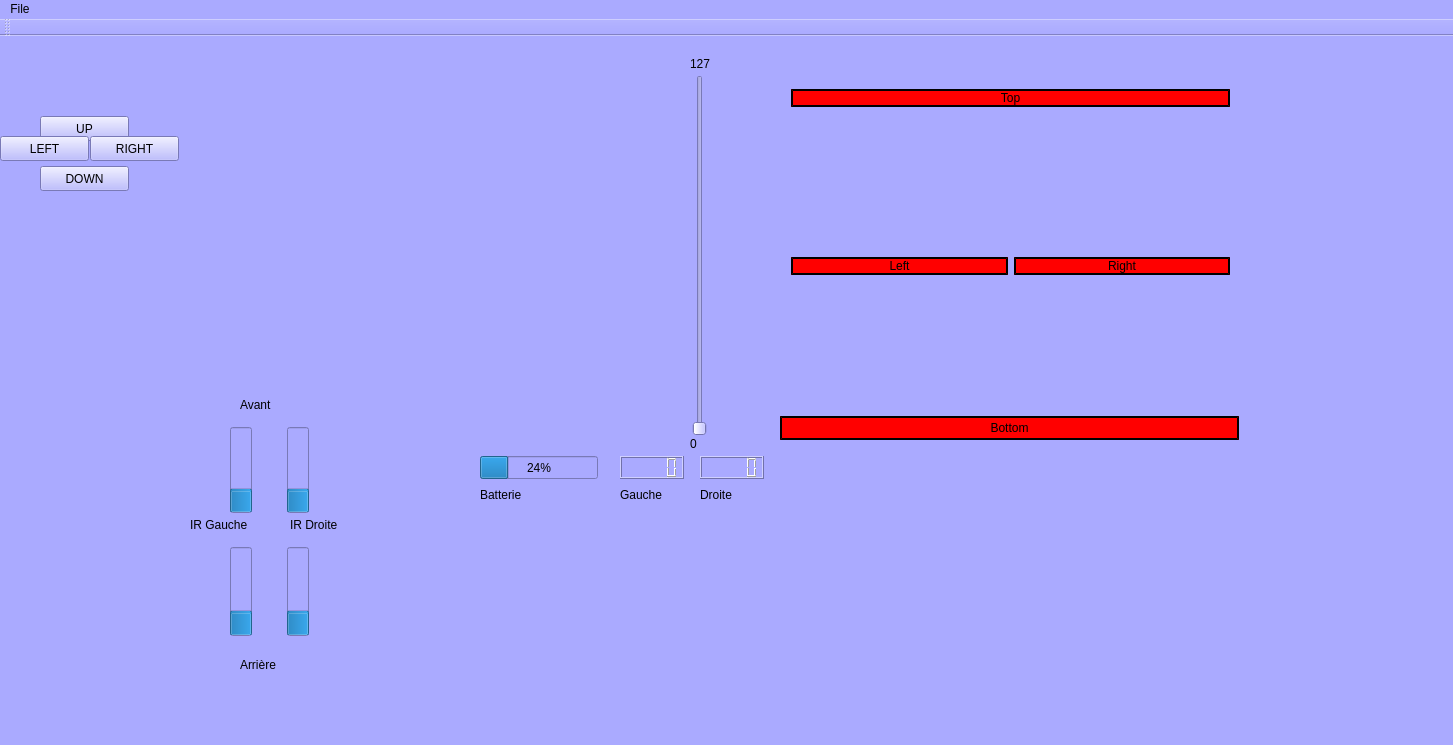
Old version of the form mainwindow.ui in the repository monsieur7/robotProjet.
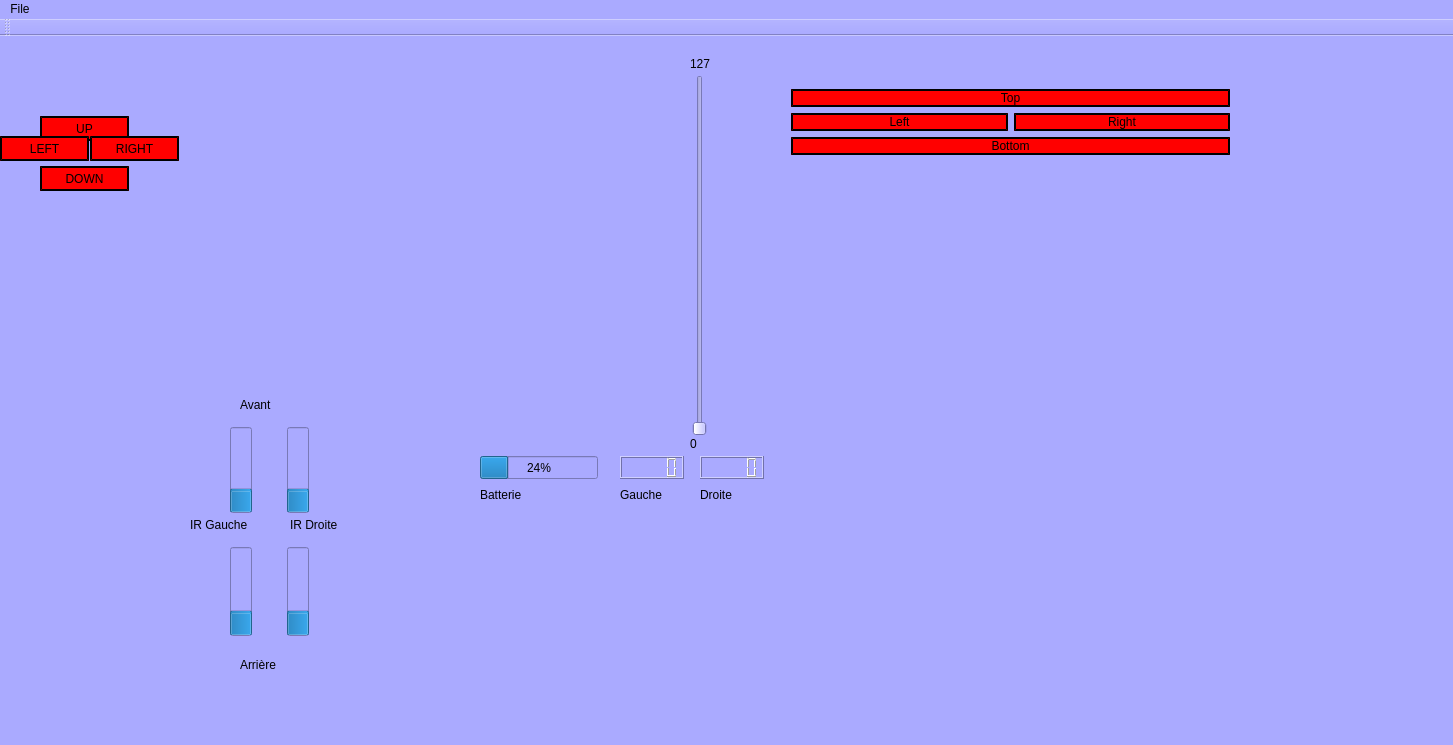
New version of the form.

Commit message: Changed buttons positions

What changed in the file:
```diff
--- a/mainwindow.ui
+++ b/mainwindow.ui
@@ -27,6 +27,32 @@
      </rect>
     </property>
     <layout class="QGridLayout" name="gridLayout">
+     <item row="5" column="0">
+      <spacer name="verticalSpacer_2">
+       <property name="orientation">
+        <enum>Qt::Vertical</enum>
+       </property>
+       <property name="sizeHint" stdset="0">
+        <size>
+         <width>20</width>
+         <height>40</height>
+        </size>
+       </property>
+      </spacer>
+     </item>
+     <item row="7" column="0">
+      <spacer name="verticalSpacer">
+       <property name="orientation">
+        <enum>Qt::Vertical</enum>
+       </property>
+       <property name="sizeHint" stdset="0">
+        <size>
+         <width>20</width>
+         <height>40</height>
+        </size>
+       </property>
+      </spacer>
+     </item>
      <item row="1" column="0">
       <widget class="QPushButton" name="Top">
        <property name="styleSheet">
@@ -49,19 +75,6 @@
        </property>
       </widget>
      </item>
-     <item row="4" column="0">
-      <spacer name="verticalSpacer_2">
-       <property name="orientation">
-        <enum>Qt::Vertical</enum>
-       </property>
-       <property name="sizeHint" stdset="0">
-        <size>
-         <width>20</width>
-         <height>40</height>
-        </size>
-       </property>
-      </spacer>
-     </item>
      <item row="3" column="0">
       <layout class="QHBoxLayout" name="horizontalLayout">
        <item>
@@ -110,18 +123,27 @@
        </item>
       </layout>
      </item>
-     <item row="2" column="0">
-      <spacer name="verticalSpacer">
-       <property name="orientation">
-        <enum>Qt::Vertical</enum>
+     <item row="4" column="0">
+      <widget class="QPushButton" name="bottom">
+       <property name="styleSheet">
+        <string notr="true">QPushButton {
+    background-color: red;
+    border-style: outset;
+    border-width: 2px;
+    border-color: black;
+}
+
+QPushButton:pressed {
+    background-color: green; 
+}</string>
        </property>
-       <property name="sizeHint" stdset="0">
-        <size>
-         <width>20</width>
-         <height>40</height>
-        </size>
+       <property name="text">
+        <string>Bottom</string>
        </property>
-      </spacer>
+       <property name="shortcut">
+        <string>S</string>
+       </property>
+      </widget>
      </item>
     </layout>
    </widget>
@@ -136,34 +158,6 @@
     </property>
     <layout class="QGridLayout" name="gridLayout_2"/>
    </widget>
-   <widget class="QPushButton" name="bottom">
-    <property name="geometry">
-     <rect>
-      <x>780</x>
-      <y>380</y>
-      <width>459</width>
-      <height>24</height>
-     </rect>
-    </property>
-    <property name="styleSheet">
-     <string notr="true">QPushButton {
-    background-color: red;
-    border-style: outset;
-    border-width: 2px;
-    border-color: black;
-}
-
-QPushButton:pressed {
-    background-color: green; 
-}</string>
-    </property>
-    <property name="text">
-     <string>Bottom</string>
-    </property>
-    <property name="shortcut">
-     <string>S</string>
-    </property>
-   </widget>
    <widget class="QSlider" name="verticalSlider">
     <property name="geometry">
      <rect>
@@ -403,6 +397,18 @@
       <height>25</height>
      </rect>
     </property>
+    <property name="styleSheet">
+     <string notr="true">QPushButton {
+    background-color: red;
+    border-style: outset;
+    border-width: 2px;
+    border-color: black;
+}
+
+QPushButton:pressed {
+    background-color: green; 
+}</string>
+    </property>
     <property name="text">
      <string>UP</string>
     </property>
@@ -416,6 +422,18 @@
       <height>25</height>
      </rect>
     </property>
+    <property name="styleSheet">
+     <string notr="true">QPushButton {
+    background-color: red;
+    border-style: outset;
+    border-width: 2px;
+    border-color: black;
+}
+
+QPushButton:pressed {
+    background-color: green; 
+}</string>
+    </property>
     <property name="text">
      <string>DOWN</string>
     </property>
@@ -429,6 +447,18 @@
       <height>25</height>
      </rect>
     </property>
+    <property name="styleSheet">
+     <string notr="true">QPushButton {
+    background-color: red;
+    border-style: outset;
+    border-width: 2px;
+    border-color: black;
+}
+
+QPushButton:pressed {
+    background-color: green; 
+}</string>
+    </property>
     <property name="text">
      <string>RIGHT</string>
     </property>
@@ -442,6 +472,18 @@
       <height>25</height>
      </rect>
     </property>
+    <property name="styleSheet">
+     <string notr="true">QPushButton {
+    background-color: red;
+    border-style: outset;
+    border-width: 2px;
+    border-color: black;
+}
+
+QPushButton:pressed {
+    background-color: green; 
+}</string>
+    </property>
     <property name="text">
      <string>LEFT</string>
     </property>
```
